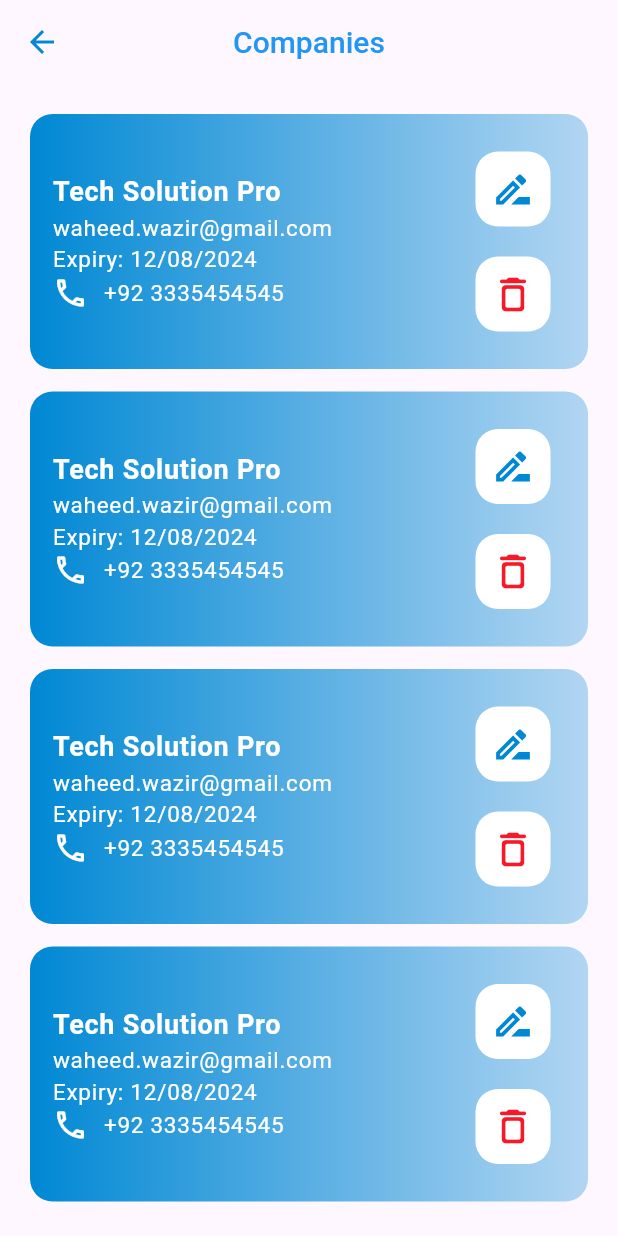
After one commit to alihumdard/TMS_flutter, a Flutter app: the CompanyScreen screen opened directly, on a phone screen of 412 x 824 dp. The commit adds this screen. Run offline on Flutter 3.47's test engine with Material 3 defaults, Android fonts, the phone set to English and light mode, and no system bars; our stand-ins replace accordion, device_preview, flutter_svg, image_picker, nb_utils, sliding_up_panel.

Commit message:
companies and profiles screens are added

```diff
--- /dev/null
+++ b/lib/data/response/status.dart
@@ -0,0 +1 @@
+enum Status { LOADING, COMPLETED, ERROR }
--- /dev/null
+++ b/lib/res/appUrl.dart
@@ -0,0 +1,7 @@
+class AppUrls {
+  // Base Url....
+  static var baseUrl = "https://testtms.tspsolution.com/api/";
+
+  //with End Url....
+  static var urlLogin = "${baseUrl}login";
+}
--- /dev/null
+++ b/lib/view/dashboard screens/companies_screen.dart
@@ -0,0 +1,125 @@
+import 'package:flutter/material.dart';
+import 'package:nb_utils/nb_utils.dart';
+import 'package:tms/assets/colors.dart';
+import 'package:tms/assets/spacing.dart';
+import 'package:tms/components/text.dart';
+
+class CompanyScreen extends StatefulWidget {
+  const CompanyScreen({super.key});
+
+  @override
+  State<CompanyScreen> createState() => _CompanyScreenState();
+}
+
+class _CompanyScreenState extends State<CompanyScreen> {
+  @override
+  Widget build(BuildContext context) {
+    return Scaffold(
+      appBar: AppBar(
+        centerTitle: true,
+        title: const Text("Companies"),
+      ),
+      body: Column(
+        children: [
+          Expanded(
+              child: ListView.builder(
+            itemCount: 6,
+            shrinkWrap: true,
+            physics: const BouncingScrollPhysics(),
+            itemBuilder: (context, index) {
+              return Container(
+                decoration: BoxDecoration(
+                  borderRadius: BorderRadius.circular(size15),
+                  gradient: LinearGradient(
+                    colors: [primary_color, primary_color.withOpacity(.3)],
+                    begin: Alignment.topLeft,
+                    end: Alignment.topRight,
+                  ),
+                ),
+                child: Column(
+                  children: [
+                    Row(
+                      children: [
+                        Column(
+                          mainAxisAlignment: MainAxisAlignment.spaceBetween,
+                          crossAxisAlignment: CrossAxisAlignment.start,
+                          children: [
+                            text("Tech Solution Pro",
+                                fontSize: size18,
+                                textColor: white,
+                                fontWeight: FontWeight.w600),
+                            text("waheed.wazir@gmail.com",
+                                fontSize: size15,
+                                textColor: white,
+                                fontWeight: FontWeight.w400),
+                            text("Expiry: 12/08/2024",
+                                fontSize: size15,
+                                textColor: white,
+                                fontWeight: FontWeight.w400),
+                            Row(
+                              children: [
+                                const Icon(
+                                  Icons.phone_outlined,
+                                  color: white,
+                                ),
+                                const SizedBox(
+                                  width: size10,
+                                ),
+                                text("+92 3335454545",
+                                    fontSize: size15,
+                                    textColor: white,
+                                    fontWeight: FontWeight.w400),
+                              ],
+                            ),
+                          ],
+                        ),
+                        const Spacer(),
+                        Column(
+                          children: [
+                            GestureDetector(
+                              onTap: () {},
+                              child: Container(
+                                      width: size50,
+                                      decoration: BoxDecoration(
+                                          color: white,
+                                          borderRadius:
+                                              BorderRadius.circular(size15)),
+                                      child: Center(
+                                          child: const Icon(
+                                        Icons
+                                            .drive_file_rename_outline_outlined,
+                                        color: primary_color,
+                                        size: size30,
+                                      ).paddingAll(size10)))
+                                  .paddingAll(10.0),
+                            ),
+                            GestureDetector(
+                              onTap: () {},
+                              child: Container(
+                                      width: size50,
+                                      decoration: BoxDecoration(
+                                          color: white,
+                                          borderRadius:
+                                              BorderRadius.circular(size15)),
+                                      child: Center(
+                                          child: const Icon(
+                                        Icons.delete_outline_rounded,
+                                        color: redColor,
+                                        size: size30,
+                                      ).paddingAll(size10)))
+                                  .paddingAll(10.0),
+                            ),
+                          ],
+                        )
+                      ],
+                    )
+                  ],
+                ).paddingAll(size15),
+              ).paddingBottom(size15);
+            },
+          ))
+        ],
+      ).paddingAll(size20),
+    );
+  }
+}
--- a/pubspec.yaml
+++ b/pubspec.yaml
@@ -41,6 +41,8 @@ dependencies:
   flutter_svg: ^2.0.10+1
   device_preview: ^1.1.0
   accordion: ^2.6.0
+  http: ^1.2.2
+  shared_preferences: ^2.2.3
 
 dev_dependencies:
   flutter_test:
```
Also changed, not shown: lib/data/appException.dart (added, +67 -0 lines), lib/data/network/baseApiServices.dart (added, +31 -0 lines), lib/data/network/networkApiServices.dart (added, +244 -0 lines), lib/data/response/apiResponse.dart (added, +18 -0 lines), lib/main.dart (+9 -1 lines), lib/repository/auth_repository.dart (added, +18 -0 lines), lib/view model/auth_view_model.dart (added, +81 -0 lines), lib/view/auth screens/login_screen.dart (+14 -5 lines), lib/view/dashboard screens/dashboard_screen.dart (+4 -4 lines), lib/view/dashboard screens/home_screen.dart (+6 -3 lines), lib/view/dashboard screens/profile_screen.dart (+32 -18 lines), images/tsp.png (added), pubspec.lock.
